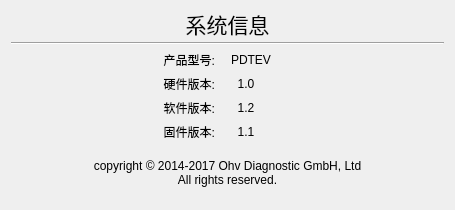
Before: the Qt Designer form Gui/MainMenu/Menu6/SystemInfo/systeminfo.ui in rpdhunter/swbox, drawn with Qt 5.
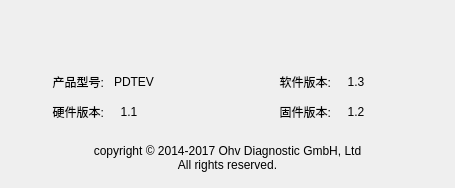
After: the same form once the commit is applied. Icons and pictures are not drawn.

The edit to the form file:
```diff
--- a/Gui/MainMenu/Menu6/SystemInfo/systeminfo.ui
+++ b/Gui/MainMenu/Menu6/SystemInfo/systeminfo.ui
@@ -7,7 +7,7 @@
     <x>0</x>
     <y>0</y>
     <width>455</width>
-    <height>210</height>
+    <height>188</height>
    </rect>
   </property>
   <property name="sizePolicy">
@@ -20,33 +20,55 @@
    <string>Form</string>
   </property>
   <layout class="QVBoxLayout" name="verticalLayout">
+   <property name="spacing">
+    <number>0</number>
+   </property>
+   <property name="leftMargin">
+    <number>0</number>
+   </property>
+   <property name="topMargin">
+    <number>0</number>
+   </property>
+   <property name="rightMargin">
+    <number>0</number>
+   </property>
+   <property name="bottomMargin">
+    <number>0</number>
+   </property>
    <item>
     <widget class="QLabel" name="lab_SysInfo">
      <property name="maximumSize">
       <size>
-       <width>16777215</width>
-       <height>25</height>
+       <width>455</width>
+       <height>16777215</height>
       </size>
      </property>
-     <property name="font">
-      <font>
-       <pointsize>16</pointsize>
-      </font>
-     </property>
      <property name="text">
-      <string>系统信息</string>
+      <string/>
      </property>
-     <property name="alignment">
-      <set>Qt::AlignCenter</set>
+     <property name="pixmap">
+      <pixmap resource="../../../../resource/resource.qrc">:/widgetphoto/ohv_low.png</pixmap>
+     </property>
+     <property name="scaledContents">
+      <bool>true</bool>
      </property>
     </widget>
    </item>
    <item>
-    <widget class="Line" name="line">
+    <spacer name="verticalSpacer">
      <property name="orientation">
-      <enum>Qt::Horizontal</enum>
+      <enum>Qt::Vertical</enum>
      </property>
-    </widget>
+     <property name="sizeType">
+      <enum>QSizePolicy::Fixed</enum>
+     </property>
+     <property name="sizeHint" stdset="0">
+      <size>
+       <width>20</width>
+       <height>5</height>
+      </size>
+     </property>
+    </spacer>
    </item>
    <item>
     <layout class="QGridLayout" name="gridLayout">
@@ -67,6 +89,23 @@
        </property>
       </widget>
      </item>
+     <item row="0" column="2">
+      <widget class="QLabel" name="label_8">
+       <property name="text">
+        <string>软件版本:   </string>
+       </property>
+       <property name="alignment">
+        <set>Qt::AlignRight|Qt::AlignTrailing|Qt::AlignVCenter</set>
+       </property>
+      </widget>
+     </item>
+     <item row="0" column="3">
+      <widget class="QLabel" name="label_9">
+       <property name="text">
+        <string>  1.3</string>
+       </property>
+      </widget>
+     </item>
      <item row="1" column="0">
       <widget class="QLabel" name="label_2">
        <property name="text">
@@ -80,28 +119,11 @@
      <item row="1" column="1">
       <widget class="QLabel" name="label_3">
        <property name="text">
-        <string>  1.0</string>
+        <string>  1.1</string>
        </property>
       </widget>
      </item>
-     <item row="2" column="0">
-      <widget class="QLabel" name="label_8">
-       <property name="text">
-        <string>软件版本:   </string>
-       </property>
-       <property name="alignment">
-        <set>Qt::AlignRight|Qt::AlignTrailing|Qt::AlignVCenter</set>
-       </property>
-      </widget>
-     </item>
-     <item row="2" column="1">
-      <widget class="QLabel" name="label_9">
-       <property name="text">
-        <string>  1.2</string>
-       </property>
-      </widget>
-     </item>
-     <item row="3" column="0">
+     <item row="1" column="2">
       <widget class="QLabel" name="label_4">
        <property name="text">
         <string>固件版本:   </string>
@@ -111,10 +133,10 @@
        </property>
       </widget>
      </item>
-     <item row="3" column="1">
+     <item row="1" column="3">
       <widget class="QLabel" name="label_7">
        <property name="text">
-        <string>  1.1</string>
+        <string>  1.2</string>
        </property>
       </widget>
      </item>
```
Left out of the diff: 6 changed lines with no effect on the pictures.
